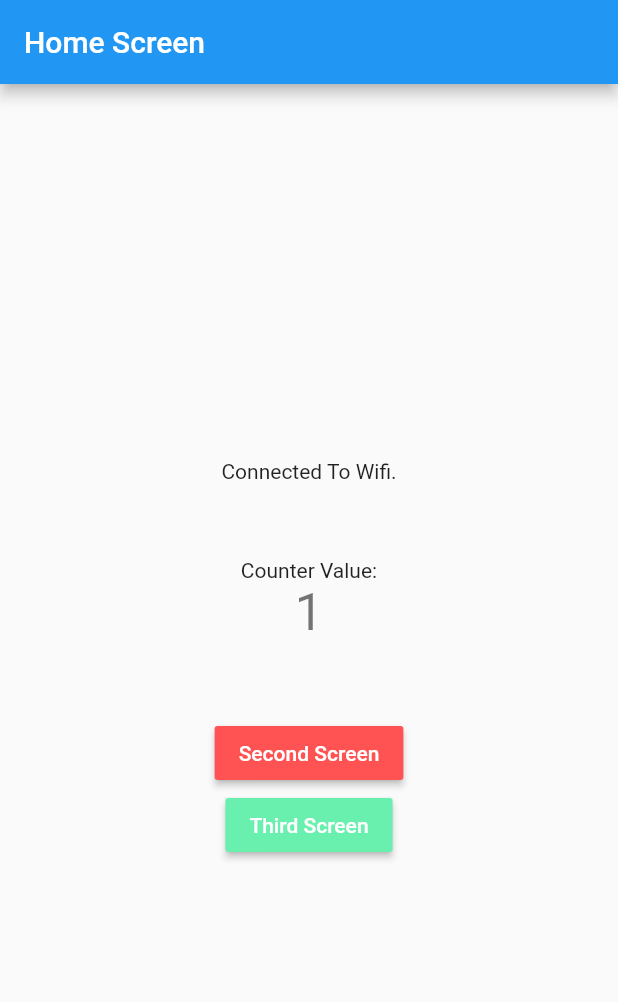
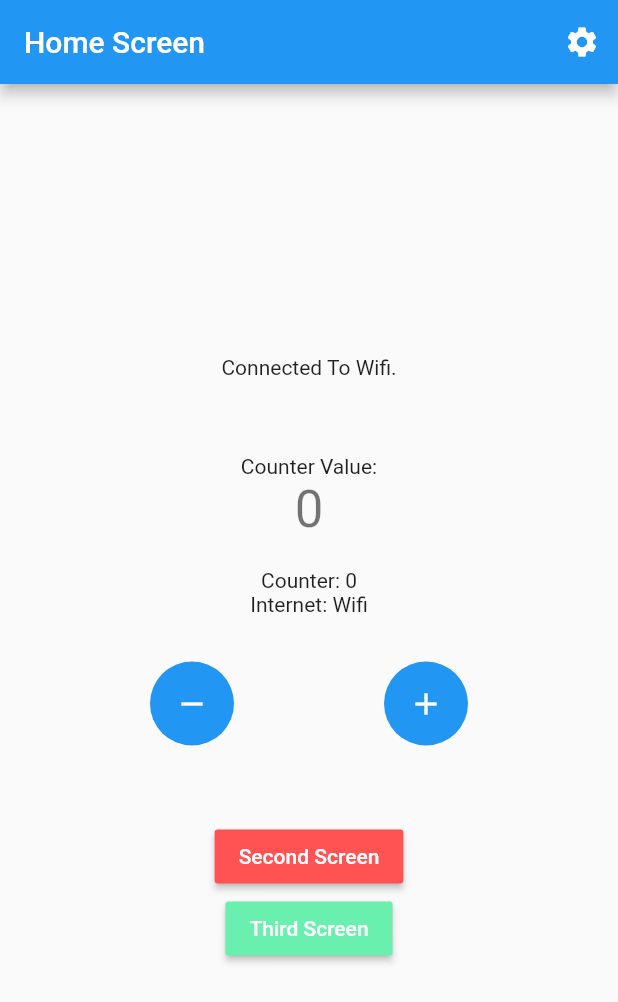
Before and after one commit to mabdullah412/learning-flutter-bloc, a Flutter app: the screen it shows after launch, on a phone screen of 412 x 824 dp. Shown: the top 1002 px of the screen. Run offline on Flutter 3.47's test engine with Material 2 defaults, Android fonts, the light colour scheme and no system bars; our stand-ins replace connectivity_plus, equatable, flutter_bloc.

Commit message:
add settings cubit

```diff
--- /dev/null
+++ b/lib/business_logic/cubit/settings_cubit.dart
@@ -0,0 +1,27 @@
+import 'package:flutter_bloc/flutter_bloc.dart';
+import 'package:equatable/equatable.dart';
+
+part 'settings_state.dart';
+
+class SettingsCubit extends Cubit<SettingsState> {
+  SettingsCubit()
+      : super(
+          const SettingsState(
+            appNotifications: false,
+            emailNotifications: false,
+          ),
+        );
+
+  void toggleAppNotifications(newVal) {
+    // ! never modify and send a current state
+    // ! ex: state.appNotifications = newVal
+    // ! because bloc won't consecutively emit 2 identical states
+
+    // ! always send a new state
+    emit(state.copyWith(appNotifications: newVal));
+  }
+
+  void toggleEmailNotifications(newVal) {
+    emit(state.copyWith(emailNotifications: newVal));
+  }
+}
--- /dev/null
+++ b/lib/business_logic/cubit/settings_state.dart
@@ -0,0 +1,27 @@
+part of 'settings_cubit.dart';
+
+class SettingsState extends Equatable {
+  const SettingsState({
+    required this.appNotifications,
+    required this.emailNotifications,
+  });
+
+  final bool appNotifications;
+  final bool emailNotifications;
+
+  // ! creates a new instance of the SettingsState
+  // ! with the given new value,
+  // ! and not given old value
+  SettingsState copyWith({
+    bool? appNotifications,
+    bool? emailNotifications,
+  }) {
+    return SettingsState(
+      appNotifications: appNotifications ?? this.appNotifications,
+      emailNotifications: emailNotifications ?? this.emailNotifications,
+    );
+  }
+
+  @override
+  List<Object> get props => [appNotifications, emailNotifications];
+}
--- a/lib/main.dart
+++ b/lib/main.dart
@@ -1,6 +1,7 @@
 import 'package:connectivity_plus/connectivity_plus.dart';
 import 'package:flutter/material.dart';
 import 'package:flutter_bloc/flutter_bloc.dart';
+import 'package:flutter_bloc_concepts/business_logic/cubit/settings_cubit.dart';
 
 import 'business_logic/cubit/counter_cubit.dart';
 import 'business_logic/cubit/internet_cubit.dart';
@@ -33,6 +34,9 @@ class MyApp extends StatelessWidget {
         BlocProvider(
           create: (context) => CounterCubit(),
         ),
+        BlocProvider(
+          create: (context) => SettingsCubit(),
+        ),
       ],
       child: MaterialApp(
         title: 'Flutter Demo',
--- a/lib/presentation/screens/home_screen.dart
+++ b/lib/presentation/screens/home_screen.dart
@@ -2,6 +2,7 @@ import 'package:flutter/material.dart';
 import 'package:flutter_bloc/flutter_bloc.dart';
 import 'package:flutter_bloc_concepts/business_logic/cubit/internet_cubit.dart';
 import 'package:flutter_bloc_concepts/constants/enums.dart';
+import 'package:flutter_bloc_concepts/presentation/screens/settings_screen.dart';
 
 import '../../business_logic/cubit/counter_cubit.dart';
 
@@ -19,25 +20,27 @@ class HomeScreen extends StatefulWidget {
 class _HomeScreenState extends State<HomeScreen> {
   @override
   Widget build(BuildContext context) {
-    // ! here the listener is listening to the internetState
-    return BlocListener<InternetCubit, InternetState>(
-      listener: (context, state) {
-        if (state is InternetConnected &&
-            state.connectionType == ConnectionType.wifi) {
-          BlocProvider.of<CounterCubit>(context).increment();
-        } else if (state is InternetConnected &&
-            state.connectionType == ConnectionType.mobile) {
-          BlocProvider.of<CounterCubit>(context).decrement();
-        }
-      },
-      child: Scaffold(
+    return Scaffold(
       appBar: AppBar(
         title: Text(widget.title),
+        actions: [
+          IconButton(
+            onPressed: () {
+              Navigator.of(context).push(
+                MaterialPageRoute(
+                  builder: (context) => const SettingsScreen(),
+                ),
+              );
+            },
+            icon: const Icon(Icons.settings),
+          ),
+        ],
       ),
       body: Center(
         child: Column(
           mainAxisAlignment: MainAxisAlignment.center,
           children: <Widget>[
+            // ! for internet connection
             BlocBuilder<InternetCubit, InternetState>(
               builder: (context, state) {
                 if (state is InternetConnected &&
@@ -87,31 +90,66 @@ class _HomeScreenState extends State<HomeScreen> {
               },
             ),
 
-              // Row(
-              //   children: [
-              //     const Expanded(child: SizedBox()),
-              //     FloatingActionButton(
-              //       heroTag: 'home-increment-btn',
-              //       onPressed: () {
-              //         BlocProvider.of<CounterCubit>(context).decrement();
-              //       },
-              //       tooltip: 'decrement',
-              //       elevation: 0,
-              //       child: const Icon(Icons.remove),
-              //     ),
-              //     const Expanded(child: SizedBox()),
-              //     FloatingActionButton(
-              //       heroTag: 'home-decrement-btn',
-              //       onPressed: () {
-              //         BlocProvider.of<CounterCubit>(context).increment();
-              //       },
-              //       tooltip: 'Increment',
-              //       elevation: 0,
-              //       child: const Icon(Icons.add),
-              //     ),
-              //     const Expanded(child: SizedBox()),
-              //   ],
-              // ),
+            const SizedBox(height: 20),
+
+            // ! this is done like this so that
+            // ! we can rebuild by monitoring
+            // ! multiple blocs/cubits at the same time.
+            Builder(
+              builder: (context) {
+                final counterState = context.watch<CounterCubit>().state;
+                final internetState = context.watch<InternetCubit>().state;
+
+                if (internetState is InternetConnected &&
+                    internetState.connectionType == ConnectionType.wifi) {
+                  return Text(
+                    'Counter: ${counterState.counterValue}\nInternet: Wifi',
+                    textAlign: TextAlign.center,
+                  );
+                } else if (internetState is InternetConnected &&
+                    internetState.connectionType == ConnectionType.mobile) {
+                  return Text(
+                    'Counter: ${counterState.counterValue}\nInternet: Mobile',
+                    textAlign: TextAlign.center,
+                  );
+                } else if (internetState is InternetDisconnected) {
+                  return Text(
+                    'Counter: ${counterState.counterValue}\nInternet: Disconnected',
+                    textAlign: TextAlign.center,
+                  );
+                } else {
+                  return const CircularProgressIndicator();
+                }
+              },
+            ),
+
+            const SizedBox(height: 30),
+
+            Row(
+              children: [
+                const Expanded(child: SizedBox()),
+                FloatingActionButton(
+                  heroTag: 'home-increment-btn',
+                  onPressed: () {
+                    BlocProvider.of<CounterCubit>(context).decrement();
+                  },
+                  tooltip: 'decrement',
+                  elevation: 0,
+                  child: const Icon(Icons.remove),
+                ),
+                const Expanded(child: SizedBox()),
+                FloatingActionButton(
+                  heroTag: 'home-decrement-btn',
+                  onPressed: () {
+                    BlocProvider.of<CounterCubit>(context).increment();
+                  },
+                  tooltip: 'Increment',
+                  elevation: 0,
+                  child: const Icon(Icons.add),
+                ),
+                const Expanded(child: SizedBox()),
+              ],
+            ),
 
             const SizedBox(height: 50),
 
@@ -139,7 +177,6 @@ class _HomeScreenState extends State<HomeScreen> {
           ],
         ),
       ),
-      ),
     );
   }
 }
```
Also changed, not shown: lib/presentation/screens/settings_screen.dart (added, +51 -0 lines). Lines whose indentation alone changed are shown as unchanged.
